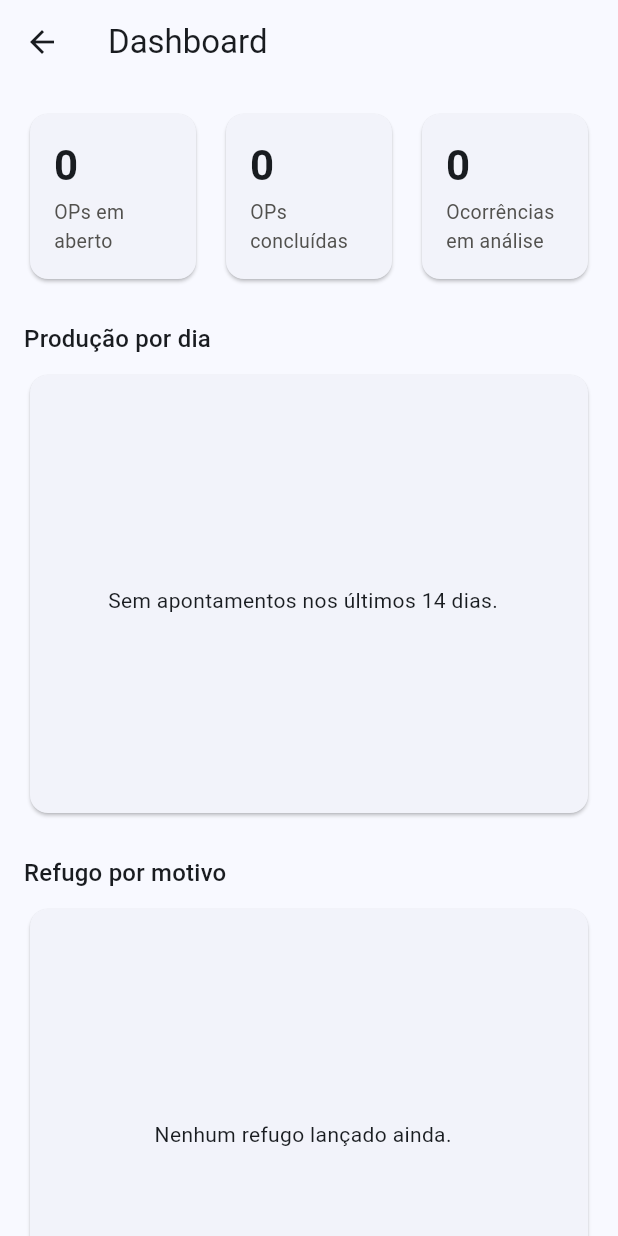
After one commit to JoaoKF1/Controle-De-paletes, a Flutter app: the CadastrosHomeView screen opened directly, after a tap on "Dashboard", on a phone screen of 412 x 824 dp. The commit adds this screen. Run offline on Flutter 3.47's test engine with Material 3 defaults, Android fonts, the phone set to English and light mode, and no system bars; our stand-ins replace fl_chart, flutter_dotenv, flutter_riverpod, supabase_flutter; accounts and stored records are empty.

Commit message:
feat: dashboard com KPIs, producao por dia e refugo por motivo (Sprint 7)
Acessivel pelo Admin em Cadastros. KPIs (OPs abertas/concluidas,
ocorrencias em analise), producao por dia separada por setor (linha,
Onduladeira x Conversao) e refugo por motivo (barra). Usa fl_chart;
paleta e formas escolhidas pela skill de dataviz (categorica azul/
laranja pra identidade de setor, sequencial azul pra magnitude de
refugo). Agregacoes calculadas em Dart, sem RPC no banco ainda.

```diff
--- /dev/null
+++ b/lib/data/repositories/dashboard_repository.dart
@@ -0,0 +1,80 @@
+import 'package:flutter_riverpod/flutter_riverpod.dart';
+import 'package:supabase_flutter/supabase_flutter.dart';
+
+import '../../domain/entities/dashboard_dados.dart';
+import '../remote/supabase_provider.dart';
+
+/// Agregações simples pro dashboard — busca as linhas cruas e soma em Dart
+/// (mesmo padrão já usado no resumo de chapas da Conversão). Volume de
+/// dados de um piloto não justifica RPC/view no banco ainda.
+class DashboardRepository {
+  final SupabaseClient _client;
+  DashboardRepository(this._client);
+
+  Future<ResumoDashboard> buscarResumo() async {
+    final ops = await _client.from('ordens_producao').select('status');
+    final opsList = ops as List;
+    final abertas = opsList.where((o) => o['status'] == 'aberta').length;
+    final concluidas = opsList.where((o) => o['status'] == 'concluida').length;
+
+    final ocorrencias = await _client
+        .from('ocorrencias_qualidade')
+        .select('id')
+        .eq('status', 'em_analise');
+
+    return ResumoDashboard(
+      opsAbertas: abertas,
+      opsConcluidas: concluidas,
+      ocorrenciasEmAnalise: (ocorrencias as List).length,
+    );
+  }
+
+  Future<List<RefugoPorMotivo>> buscarRefugoPorMotivo() async {
+    final dados = await _client.from('refugos').select('motivo, quantidade');
+    final totais = <String, int>{};
+    for (final linha in dados as List) {
+      final motivo = linha['motivo'] as String;
+      totais[motivo] = (totais[motivo] ?? 0) + (linha['quantidade'] as int);
+    }
+    final lista = totais.entries
+        .map((e) => RefugoPorMotivo(motivo: e.key, quantidade: e.value))
+        .toList();
+    lista.sort((a, b) => b.quantidade.compareTo(a.quantidade));
+    return lista;
+  }
+
+  Future<List<ProducaoDia>> buscarProducaoPorDia({int dias = 14}) async {
+    final desde = DateTime.now().subtract(Duration(days: dias));
+    final dados = await _client
+        .from('paletes')
+        .select('data_hora, setor_origem, quantidade_calculada')
+        .gte('data_hora', desde.toIso8601String());
+
+    final totais = <DateTime, Map<String, int>>{};
+    for (final linha in dados as List) {
+      final dataHora = DateTime.parse(linha['data_hora'] as String).toLocal();
+      final dia = DateTime(dataHora.year, dataHora.month, dataHora.day);
+      final setor = linha['setor_origem'] as String;
+      final quantidade = linha['quantidade_calculada'] as int;
+      final doDia = totais.putIfAbsent(dia, () => {'onduladeira': 0, 'conversao': 0});
+      doDia[setor] = (doDia[setor] ?? 0) + quantidade;
+    }
+
+    final lista = totais.entries
+        .map(
+          (e) => ProducaoDia(
+            dia: e.key,
+            onduladeira: e.value['onduladeira']!,
+            conversao: e.value['conversao']!,
+          ),
+        )
+        .toList();
+    lista.sort((a, b) => a.dia.compareTo(b.dia));
+    return lista;
+  }
+}
+
+final dashboardRepositoryProvider = Provider<DashboardRepository>((ref) {
+  final client = ref.watch(supabaseClientProvider);
+  return DashboardRepository(client);
+});
--- /dev/null
+++ b/lib/domain/entities/dashboard_dados.dart
@@ -0,0 +1,30 @@
+/// Produção somada de um dia, separada por setor — pra o gráfico de
+/// tendência do dashboard (ver plano técnico, seção de relatórios).
+class ProducaoDia {
+  final DateTime dia;
+  final int onduladeira;
+  final int conversao;
+
+  const ProducaoDia({required this.dia, required this.onduladeira, required this.conversao});
+}
+
+/// Total de refugo somado por motivo — todos os lançamentos, manuais e os
+/// automáticos vindos de reprovação/exclusão (ver plano técnico, 9.3).
+class RefugoPorMotivo {
+  final String motivo;
+  final int quantidade;
+
+  const RefugoPorMotivo({required this.motivo, required this.quantidade});
+}
+
+class ResumoDashboard {
+  final int opsAbertas;
+  final int opsConcluidas;
+  final int ocorrenciasEmAnalise;
+
+  const ResumoDashboard({
+    required this.opsAbertas,
+    required this.opsConcluidas,
+    required this.ocorrenciasEmAnalise,
+  });
+}
--- a/lib/features/cadastros/view/cadastros_home_view.dart
+++ b/lib/features/cadastros/view/cadastros_home_view.dart
@@ -5,6 +5,7 @@ import 'package:flutter_riverpod/flutter_riverpod.dart';
 
 import '../../apontamento/view/ordens_abertas_view.dart';
 import '../../conversao/view/ordens_disponiveis_view.dart';
+import '../../dashboard/view/dashboard_view.dart';
 import '../../qualidade/view/fila_analise_view.dart';
 import 'clientes_view.dart';
 import 'composicoes_view.dart';
@@ -93,6 +94,17 @@ class CadastrosHomeView extends ConsumerWidget {
               MaterialPageRoute(builder: (_) => const FilaAnaliseView()),
             ),
           ),
+          const Padding(
+            padding: EdgeInsets.symmetric(vertical: 8),
+            child: Divider(),
+          ),
+          _CadastroTile(
+            icone: Icons.bar_chart,
+            titulo: 'Dashboard',
+            onTap: () => Navigator.of(context).push(
+              MaterialPageRoute(builder: (_) => const DashboardView()),
+            ),
+          ),
         ],
       ),
     );
--- /dev/null
+++ b/lib/features/dashboard/view/dashboard_view.dart
@@ -0,0 +1,284 @@
+import 'package:fl_chart/fl_chart.dart';
+import 'package:flutter/material.dart';
+import 'package:flutter_riverpod/flutter_riverpod.dart';
+import 'package:intl/intl.dart';
+
+import '../../../data/repositories/dashboard_repository.dart';
+import '../../../domain/entities/dashboard_dados.dart';
+
+// Paleta categórica validada (ver skill de dataviz): slot 1 azul, slot 2
+// laranja — ordem fixa, nunca ciclada. Sequencial reusa o mesmo azul.
+const _corOnduladeira = Color(0xFF2A78D6);
+const _corConversao = Color(0xFFEB6834);
+const _corSequencial = Color(0xFF2A78D6);
+const _corTextoSecundario = Color(0xFF52514E);
+const _corGrid = Color(0xFFE1E0D9);
+
+final _resumoProvider = FutureProvider.autoDispose<ResumoDashboard>((ref) {
+  return ref.watch(dashboardRepositoryProvider).buscarResumo();
+});
+final _producaoPorDiaProvider = FutureProvider.autoDispose<List<ProducaoDia>>((ref) {
+  return ref.watch(dashboardRepositoryProvider).buscarProducaoPorDia();
+});
+final _refugoPorMotivoProvider = FutureProvider.autoDispose<List<RefugoPorMotivo>>((ref) {
+  return ref.watch(dashboardRepositoryProvider).buscarRefugoPorMotivo();
+});
+
+class DashboardView extends ConsumerWidget {
+  const DashboardView({super.key});
+
+  @override
+  Widget build(BuildContext context, WidgetRef ref) {
+    return Scaffold(
+      appBar: AppBar(title: const Text('Dashboard')),
+      body: SingleChildScrollView(
+        padding: const EdgeInsets.all(16),
+        child: Column(
+          crossAxisAlignment: CrossAxisAlignment.start,
+          children: [
+            _linhaKpis(context, ref),
+            const SizedBox(height: 24),
+            Text('Produção por dia', style: Theme.of(context).textTheme.titleMedium),
+            const SizedBox(height: 8),
+            _cartaoGrafico(context, height: 260, child: _graficoProducao(context, ref)),
+            const SizedBox(height: 24),
+            Text('Refugo por motivo', style: Theme.of(context).textTheme.titleMedium),
+            const SizedBox(height: 8),
+            _cartaoGrafico(context, height: 260, child: _graficoRefugo(context, ref)),
+          ],
+        ),
+      ),
+    );
+  }
+
+  Widget _cartaoGrafico(BuildContext context, {required double height, required Widget child}) {
+    return Card(
+      child: Padding(
+        padding: const EdgeInsets.fromLTRB(12, 20, 20, 12),
+        child: SizedBox(height: height, child: child),
+      ),
+    );
+  }
+
+  Widget _linhaKpis(BuildContext context, WidgetRef ref) {
+    final resumoAsync = ref.watch(_resumoProvider);
+    return resumoAsync.when(
+      loading: () => const SizedBox(height: 88, child: Center(child: CircularProgressIndicator())),
+      error: (erro, _) => Text('Erro ao carregar resumo: $erro'),
+      data: (resumo) => Row(
+        children: [
+          Expanded(child: _statTile(context, 'OPs em aberto', resumo.opsAbertas)),
+          const SizedBox(width: 12),
+          Expanded(child: _statTile(context, 'OPs concluídas', resumo.opsConcluidas)),
+          const SizedBox(width: 12),
+          Expanded(child: _statTile(context, 'Ocorrências em análise', resumo.ocorrenciasEmAnalise)),
+        ],
+      ),
+    );
+  }
+
+  Widget _statTile(BuildContext context, String rotulo, int valor) {
+    return Card(
+      child: Padding(
+        padding: const EdgeInsets.all(16),
+        child: Column(
+          crossAxisAlignment: CrossAxisAlignment.start,
+          children: [
+            Text(
+              '$valor',
+              style: Theme.of(context).textTheme.headlineMedium?.copyWith(fontWeight: FontWeight.w600),
+            ),
+            const SizedBox(height: 4),
+            Text(rotulo, style: const TextStyle(color: _corTextoSecundario, fontSize: 13)),
+          ],
+        ),
+      ),
+    );
+  }
+
+  Widget _graficoProducao(BuildContext context, WidgetRef ref) {
+    final producaoAsync = ref.watch(_producaoPorDiaProvider);
+    return producaoAsync.when(
+      loading: () => const Center(child: CircularProgressIndicator()),
+      error: (erro, _) => Center(child: Text('Erro ao carregar: $erro')),
+      data: (dias) {
+        if (dias.isEmpty) {
+          return const Center(child: Text('Sem apontamentos nos últimos 14 dias.'));
+        }
+        return Column(
+          crossAxisAlignment: CrossAxisAlignment.start,
+          children: [
+            _legenda(const [
+              _ItemLegenda('Onduladeira', _corOnduladeira),
+              _ItemLegenda('Conversão', _corConversao),
+            ]),
+            const SizedBox(height: 8),
+            Expanded(
+              child: LineChart(
+                LineChartData(
+                  gridData: const FlGridData(
+                    drawVerticalLine: false,
+                    horizontalInterval: 1,
+                    getDrawingHorizontalLine: _linhaGrid,
+                  ),
+                  borderData: FlBorderData(show: false),
+                  titlesData: FlTitlesData(
+                    topTitles: const AxisTitles(sideTitles: SideTitles(showTitles: false)),
+                    rightTitles: const AxisTitles(sideTitles: SideTitles(showTitles: false)),
+                    leftTitles: AxisTitles(
+                      sideTitles: SideTitles(showTitles: true, reservedSize: 32, getTitlesWidget: _rotuloEixoY),
+                    ),
+                    bottomTitles: AxisTitles(
+                      sideTitles: SideTitles(
+                        showTitles: true,
+                        reservedSize: 28,
+                        interval: (dias.length / 6).ceilToDouble().clamp(1, double.infinity),
+                        getTitlesWidget: (valor, meta) => _rotuloEixoXData(valor, meta, dias),
+                      ),
+                    ),
+                  ),
+                  lineTouchData: const LineTouchData(handleBuiltInTouches: true),
+                  lineBarsData: [
+                    _linha(dias, (d) => d.onduladeira.toDouble(), _corOnduladeira),
+                    _linha(dias, (d) => d.conversao.toDouble(), _corConversao),
+                  ],
+                ),
+              ),
+            ),
+          ],
+        );
+      },
+    );
+  }
+
+  LineChartBarData _linha(List<ProducaoDia> dias, double Function(ProducaoDia) valor, Color cor) {
+    return LineChartBarData(
+      spots: [for (var i = 0; i < dias.length; i++) FlSpot(i.toDouble(), valor(dias[i]))],
+      isCurved: false,
+      color: cor,
+      barWidth: 2,
+      dotData: const FlDotData(show: false),
+    );
+  }
+
+  Widget _graficoRefugo(BuildContext context, WidgetRef ref) {
+    final refugoAsync = ref.watch(_refugoPorMotivoProvider);
+    return refugoAsync.when(
+      loading: () => const Center(child: CircularProgressIndicator()),
+      error: (erro, _) => Center(child: Text('Erro ao carregar: $erro')),
+      data: (motivos) {
+        if (motivos.isEmpty) {
+          return const Center(child: Text('Nenhum refugo lançado ainda.'));
+        }
+        final maiorValor = motivos.map((m) => m.quantidade).reduce((a, b) => a > b ? a : b);
+        return BarChart(
+          BarChartData(
+            alignment: BarChartAlignment.spaceAround,
+            maxY: maiorValor * 1.2,
+            gridData: const FlGridData(
+              drawVerticalLine: false,
+              getDrawingHorizontalLine: _linhaGrid,
+            ),
+            borderData: FlBorderData(show: false),
+            titlesData: FlTitlesData(
+              topTitles: const AxisTitles(sideTitles: SideTitles(showTitles: false)),
+              rightTitles: const AxisTitles(sideTitles: SideTitles(showTitles: false)),
+              leftTitles: AxisTitles(
+                sideTitles: SideTitles(showTitles: true, reservedSize: 32, getTitlesWidget: _rotuloEixoY),
+              ),
+              bottomTitles: AxisTitles(
+                sideTitles: SideTitles(
+                  showTitles: true,
+                  reservedSize: 42,
+                  getTitlesWidget: (valor, meta) => _rotuloEixoXMotivo(valor, meta, motivos),
+                ),
+              ),
+            ),
+            barTouchData: BarTouchData(enabled: true),
+            barGroups: [
+              for (var i = 0; i < motivos.length; i++)
+                BarChartGroupData(
+                  x: i,
+                  barRods: [
+                    BarChartRodData(
+                      toY: motivos[i].quantidade.toDouble(),
+                      color: _corSequencial,
+                      width: 28,
+                      borderRadius: const BorderRadius.vertical(top: Radius.circular(4)),
+                    ),
+                  ],
+                ),
+            ],
+          ),
+        );
+      },
+    );
+  }
+
+  Widget _legenda(List<_ItemLegenda> itens) {
+    return Wrap(
+      spacing: 16,
+      children: [
+        for (final item in itens)
+          Row(
+            mainAxisSize: MainAxisSize.min,
+            children: [
+              Container(
+                width: 8,
+                height: 8,
+                decoration: BoxDecoration(color: item.cor, shape: BoxShape.circle),
+              ),
+              const SizedBox(width: 6),
+              Text(item.rotulo, style: const TextStyle(color: _corTextoSecundario, fontSize: 12)),
+            ],
+          ),
+      ],
+    );
+  }
+}
+
+class _ItemLegenda {
+  final String rotulo;
+  final Color cor;
+  const _ItemLegenda(this.rotulo, this.cor);
+}
+
+FlLine _linhaGrid(double valor) => const FlLine(color: _corGrid, strokeWidth: 1);
+
+Widget _rotuloEixoY(double valor, TitleMeta meta) {
+  if (valor != valor.roundToDouble()) return const SizedBox.shrink();
+  return Text(
+    valor.toInt().toString(),
+    style: const TextStyle(color: _corTextoSecundario, fontSize: 11),
+  );
+}
+
+Widget _rotuloEixoXData(double valor, TitleMeta meta, List<ProducaoDia> dias) {
+  final i = valor.round();
+  if (i < 0 || i >= dias.length) return const SizedBox.shrink();
+  return Padding(
+    padding: const EdgeInsets.only(top: 8),
+    child: Text(
+      DateFormat('dd/MM').format(dias[i].dia),
+      style: const TextStyle(color: _corTextoSecundario, fontSize: 11),
+    ),
+  );
+}
+
+Widget _rotuloEixoXMotivo(double valor, TitleMeta meta, List<RefugoPorMotivo> motivos) {
+  final i = valor.round();
+  if (i < 0 || i >= motivos.length) return const SizedBox.shrink();
+  return Padding(
+    padding: const EdgeInsets.only(top: 8),
+    child: SizedBox(
+      width: 64,
+      child: Text(
+        motivos[i].motivo,
+        textAlign: TextAlign.center,
+        maxLines: 2,
+        overflow: TextOverflow.ellipsis,
+        style: const TextStyle(color: _corTextoSecundario, fontSize: 10),
+      ),
+    ),
+  );
+}
--- a/pubspec.yaml
+++ b/pubspec.yaml
@@ -46,6 +46,7 @@ dependencies:
   mobile_scanner: ^7.4.0
   intl: ^0.20.3
   flutter_dotenv: ^6.0.1
+  fl_chart: ^1.2.0
 
 dev_dependencies:
   flutter_test:
```
Also changed, not shown: pubspec.lock, 1 other file.
